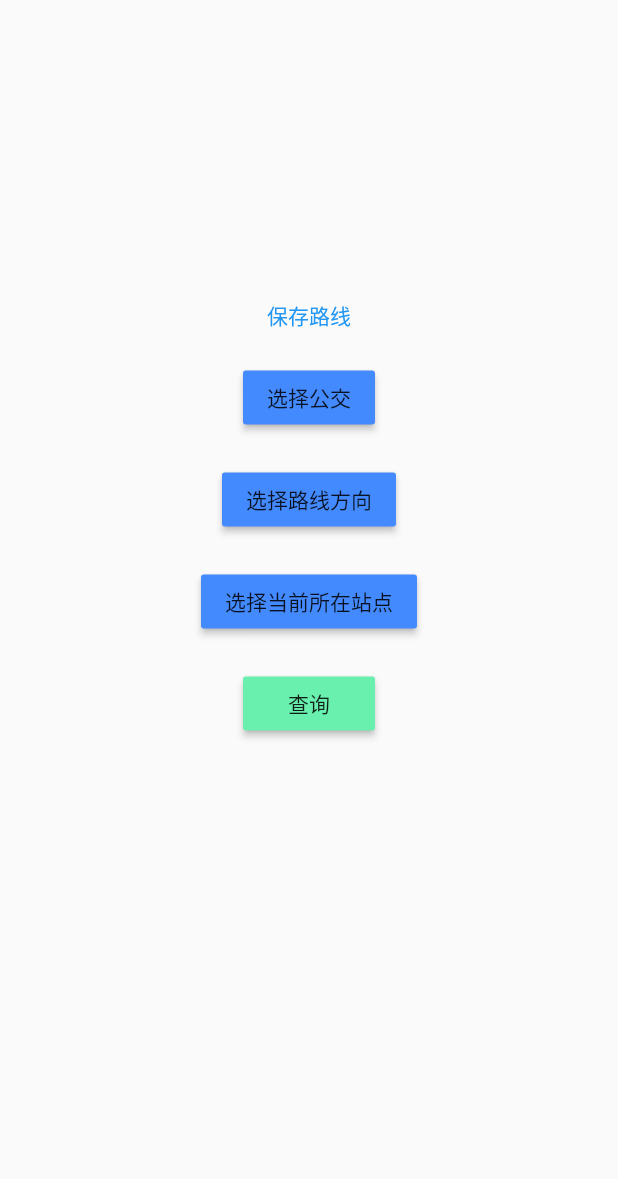
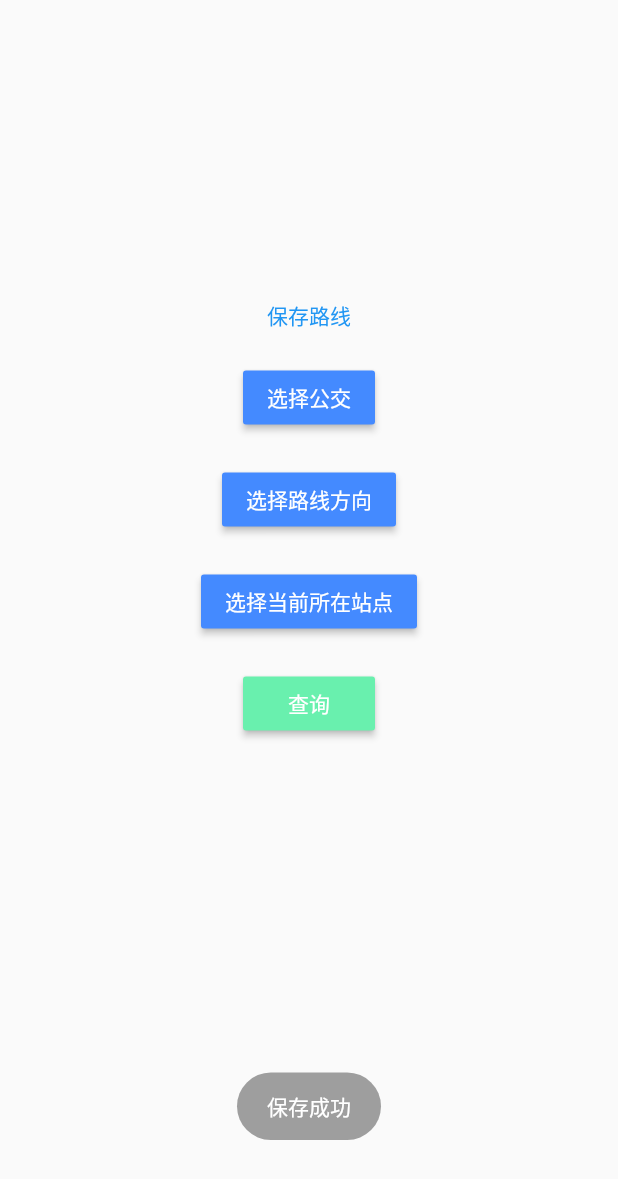
Before and after one commit to bingocode/flutter_bingocode, a Flutter app: the screen it shows after launch, after a tap on "保存路线", on a phone screen of 412 x 824 dp. Shown: the top 1179 px of the screen. Run offline on Flutter 3.47's test engine with Material 2 defaults, Android fonts, the phone set to English and light mode, and no system bars; our stand-ins replace fluttertoast, shared_preferences; network calls fail.

```diff
--- a/lib/bean/StationInfo.dart
+++ b/lib/bean/StationInfo.dart
@@ -5,6 +5,8 @@ class StationInfo {
   var hasBus = false;
   // 有公交正在驶往该站
   var hasNextBus = false;
+
+  var isSelfStop = false;
   StationInfo(this.name, this.index);
 
 }
--- a/lib/choosebus/ChooseBusPage.dart
+++ b/lib/choosebus/ChooseBusPage.dart
@@ -12,7 +12,6 @@ import 'package:html/dom.dart' as dom;
 import 'package:html/parser.dart' show parse;
 import 'package:http/http.dart' as http;
 import 'package:shared_preferences/shared_preferences.dart';
-import 'package:flutter_bingocode/resources/colors.dart';
 
 class ChooseBusPage extends StatefulWidget {
   @override
@@ -22,7 +21,7 @@ class ChooseBusPage extends StatefulWidget {
 }
 
 class ChooseBusState extends State<ChooseBusPage> {
-  Utf8Decoder decoder = new Utf8Decoder();
+  final Utf8Decoder decoder = new Utf8Decoder();
   var busLineList = <String>[];
   var dirInfoList = <DirInfo>[];
   var stationInfoList = <StationInfo>[];
@@ -44,7 +43,6 @@ class ChooseBusState extends State<ChooseBusPage> {
 
   @override
   Widget build(BuildContext context) {
-    // TODO: implement build
     return Center(
       child: Padding(
           padding: const EdgeInsets.only(top: 200.0, left: 5.0, right: 5.0),
@@ -67,7 +65,10 @@ class ChooseBusState extends State<ChooseBusPage> {
         padding: const EdgeInsets.only(bottom: 20.0),
         child: MaterialButton(
           color: Colors.blueAccent,
-              child: busLine == null ? Text(StringRes.chooseBus) : Text(busLine),
+          child:
+          busLine == null ? Text(
+              StringRes.chooseBus, style: TextStyle(color: Colors.white))
+              : Text(busLine, style: TextStyle(color: Colors.white)),
           onPressed: () {
             showDialog(
                 context: context,
@@ -85,8 +86,9 @@ class ChooseBusState extends State<ChooseBusPage> {
           child: MaterialButton(
             color: Colors.blueAccent,
             child: busDir == null
-                    ? Text(StringRes.chooseDir)
-                    : Text(busDir.direction),
+                ? Text(
+              StringRes.chooseDir, style: TextStyle(color: Colors.white),)
+                : Text(busDir.direction, style: TextStyle(color: Colors.white)),
             onPressed: () {
               showDialog(
                   context: context,
@@ -103,8 +105,9 @@ class ChooseBusState extends State<ChooseBusPage> {
           child: MaterialButton(
             color: Colors.blueAccent,
             child: busSelfStop == null
-                    ? Text(StringRes.chooseStation)
-                    : Text(busSelfStop.name),
+                ? Text(
+                StringRes.chooseStation, style: TextStyle(color: Colors.white))
+                : Text(busSelfStop.name, style: TextStyle(color: Colors.white)),
             onPressed: () {
               showDialog(
                   context: context,
@@ -120,7 +123,7 @@ class ChooseBusState extends State<ChooseBusPage> {
         padding: const EdgeInsets.only(bottom: 20.0),
         child: MaterialButton(
           color: Colors.greenAccent,
-                child: Text(StringRes.queryBus),
+          child: Text(StringRes.queryBus, style: TextStyle(color: Colors.white)),
               onPressed: () {
                 if (busLine != null &&
                     busDir != null &&
@@ -137,13 +140,11 @@ class ChooseBusState extends State<ChooseBusPage> {
                   Fluttertoast.showToast(
                       msg: msg,
                       toastLength: Toast.LENGTH_SHORT,
-                        gravity: ToastGravity.CENTER,
+                      gravity: ToastGravity.BOTTOM,
                       timeInSecForIos: 1,
-                        bgcolor: ColorRes.gray_toast_bg,
-                        textcolor: ColorRes.white
-                    );
+                      backgroundColor: Colors.grey,
+                      textColor: Colors.white);
                 }
-
               }),
         )
         ],
@@ -154,6 +155,13 @@ class ChooseBusState extends State<ChooseBusPage> {
   _saveBusLine(String busLine) async {
     SharedPreferences prefs = await SharedPreferences.getInstance();
     prefs.setString(KeyConstant.keyBusLine, busLine);
+    Fluttertoast.showToast(
+        msg: StringRes.save_successed,
+        toastLength: Toast.LENGTH_SHORT,
+        gravity: ToastGravity.BOTTOM,
+        timeInSecForIos: 1,
+        backgroundColor: Colors.grey,
+        textColor: Colors.white);
   }
 
   Future<String> _getSavedBusLine() async {
@@ -169,10 +177,15 @@ class ChooseBusState extends State<ChooseBusPage> {
         onPressed: () {
           Navigator.of(context).pop();
           print('choose$bus');
+          if (bus != busLine) {
+            busDir = null;
+            busSelfStop = null;
+            busLine = bus;
+            stationInfoList.clear();
+            _getDirList(busLine);
             setState(() {
-            busLine = bus;
-            _getDirList(busLine);
             });
+          }
         },
       ));
     }
@@ -187,6 +200,7 @@ class ChooseBusState extends State<ChooseBusPage> {
         onPressed: () {
           Navigator.of(context).pop();
           print('choose${dir.direction}');
+          busSelfStop = null;
           setState(() {
             busDir = dir;
             _getStationList(busLine, busDir.directionId);
@@ -261,8 +275,8 @@ class ChooseBusState extends State<ChooseBusPage> {
   // 根据所选线路和方向获取所有站点信息
   void _getStationList(String busLine, String busDir) async {
     stationInfoList.clear();
-    var busStationUrl = '${UrlConstant
-        .getStationUrl}&selBLine=$busLine&selBDir=$busDir';
+    var busStationUrl =
+        '${UrlConstant.getStationUrl}&selBLine=$busLine&selBDir=$busDir';
     var responseBusStation = await http.get(busStationUrl);
     var data = decoder.convert(responseBusStation.bodyBytes);
     if (responseBusStation.statusCode == 200) {
@@ -274,16 +288,18 @@ class ChooseBusState extends State<ChooseBusPage> {
         stationInfoList.add(StationInfo(e.text, e.attributes["data-seq"]));
       }
     } else {
-      print('request busStationLists error ${responseBusStation.statusCode
+      print(
+          'request busStationLists error ${responseBusStation.statusCode
               .toString()}');
     }
     setState(() {});
   }
 
   // 获取实时公交信息
-  void _getOnlineBusInfo(
-      String busLine, String busDir, String busSelfStop) async {
-    var busOnlineUrl = '${UrlConstant
+  void _getOnlineBusInfo(String busLine, String busDir,
+      String busSelfStop) async {
+    var busOnlineUrl =
+        '${UrlConstant
         .getBusOnLineUrl}&selBLine=$busLine&selBDir=$busDir&selBStop=$busSelfStop';
     var responseBusOnline = await http.get(busOnlineUrl);
     var data = decoder.convert(responseBusOnline.bodyBytes);
@@ -314,20 +330,24 @@ class ChooseBusState extends State<ChooseBusPage> {
           'request busOnline error ${responseBusOnline.statusCode.toString()}');
     }
     clearTags();
+    for (StationInfo station in stationInfoList) {
+      if (station.index == busSelfStop) {
+        station.isSelfStop = true;
+      }
       if (buscList.length > 0) {
         for (String index in buscList) {
-        for (StationInfo station in stationInfoList) {
           if (index == station.index) {
             station.hasNextBus = true;
+            break;
           }
         }
       }
-    }
+
       if (bussList.length > 0) {
         for (String index in bussList) {
-        for (StationInfo station in stationInfoList) {
           if (index == station.index) {
             station.hasBus = true;
+            break;
           }
         }
       }
@@ -341,6 +361,7 @@ class ChooseBusState extends State<ChooseBusPage> {
 
   void clearTags() {
     for (StationInfo station in stationInfoList) {
+      station.isSelfStop = false;
       station.hasNextBus = false;
       station.hasBus = false;
     }
--- a/lib/resources/strings.dart
+++ b/lib/resources/strings.dart
@@ -7,4 +7,5 @@ class StringRes {
   static const String choose_bus_hint = '请选择公交路线';
   static const String choose_dir_hint = '请选择方向';
   static const String choose_selfStop_hint = '请选择所在站点';
+  static const String save_successed = '保存成功';
 }
--- /dev/null
+++ b/lib/resources/styles.dart
@@ -0,0 +1,2 @@
+class StyleRes {
+}
--- a/pubspec.yaml
+++ b/pubspec.yaml
@@ -9,6 +9,8 @@ dependencies:
   # Use with the CupertinoIcons class for iOS style icons.
   cupertino_icons: ^0.1.2
   shared_preferences: ^0.4.2
+  html: any
+  http: any
   fluttertoast: ^2.0.7
 
 dev_dependencies:
```
Also changed, not shown: lib/showbus/ShowBusPage.dart (+106 -14 lines), pubspec.lock, 27 other files. Lines whose indentation alone changed are shown as unchanged.
